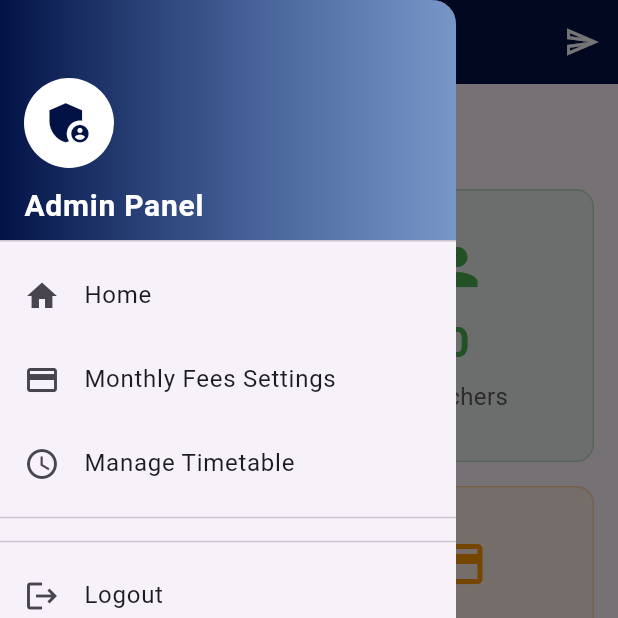
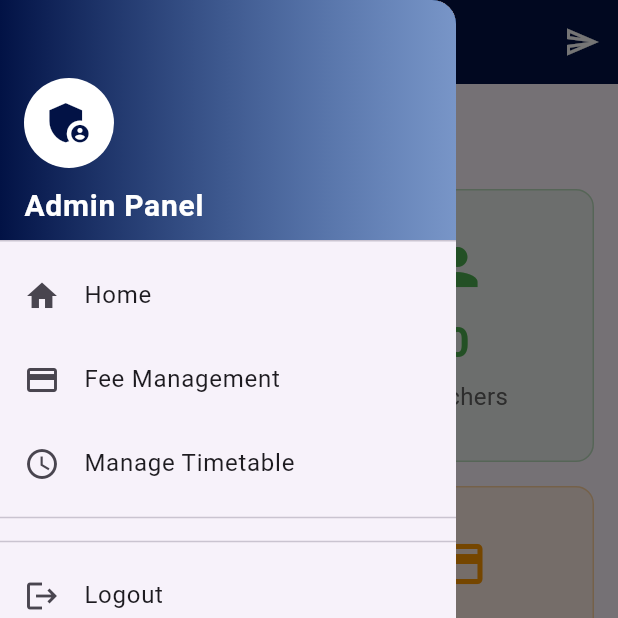
Before and after one commit to safvanafemin/studyzee, a Flutter app: the AdminHomeScreen screen opened directly, with the side drawer open, on a phone screen of 412 x 824 dp, the top half of it. Run offline on Flutter 3.47's test engine with Material 3 defaults, Android fonts, the phone set to English and light mode, and no system bars; our stand-ins replace cloud_firestore, file_picker, firebase_auth, firebase_core, fl_chart, image_picker and 3 more; missing offline and left inert: flutter_pdfview, razorpay_flutter; accounts and stored records are empty.

Commit message:
update names

```diff
--- a/lib/features/admin/home/home_screen.dart
+++ b/lib/features/admin/home/home_screen.dart
@@ -123,7 +123,7 @@ class _AdminHomeScreenState extends State<AdminHomeScreen> {
 
           ListTile(
             leading: const Icon(Icons.payment),
-            title: const Text('Monthly Fees Settings'),
+            title: const Text('Fee Management'),
             onTap: () {
               Navigator.pop(context);
               Navigator.push(
```
